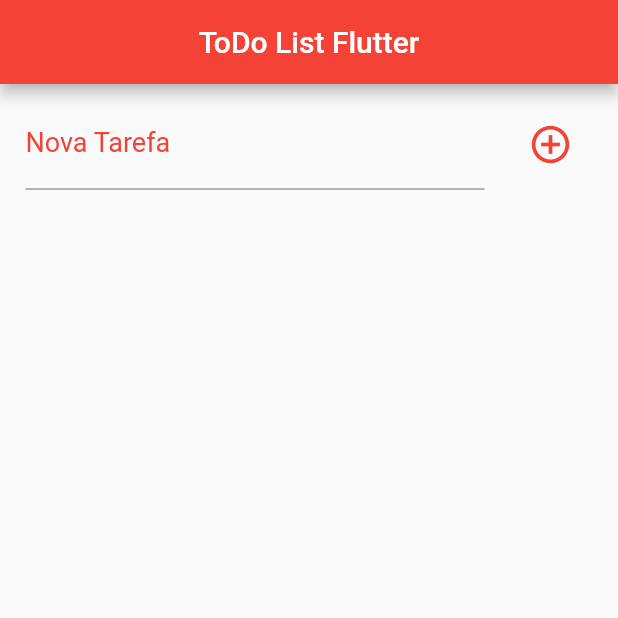
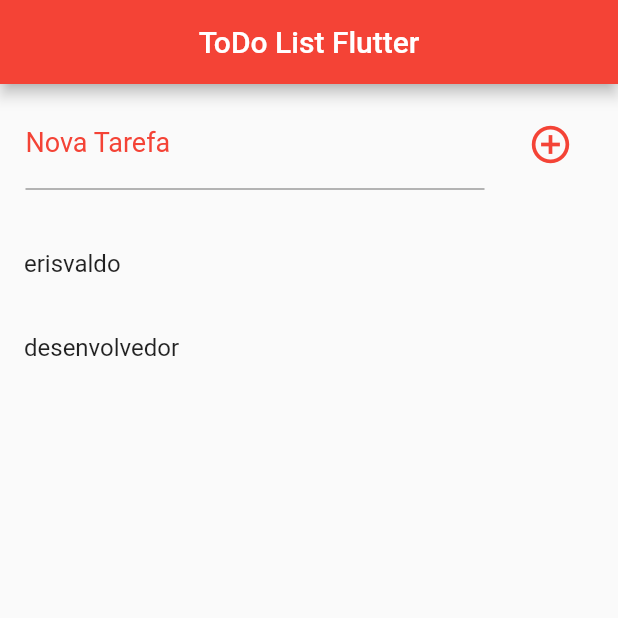
Before and after one commit to ErisvaldoCorreia/todo_app, a Flutter app: the screen it shows after launch, on a phone screen of 412 x 824 dp, the top half of it. Run offline on Flutter 3.47's test engine with Material 2 defaults, Android fonts, the phone set to English and light mode, and no system bars.

Commit message:
Iniciando a Lista base

```diff
--- a/lib/main.dart
+++ b/lib/main.dart
@@ -18,7 +18,7 @@ class MyApp extends StatefulWidget {
 }
 
 class _MyAppState extends State<MyApp> {
-  List _todoAppList = [];
+  List _todoAppList = ["erisvaldo", "desenvolvedor"];
 
   Future<File> _saveFile() async {
     String dataTodoAppFlutter = json.encode(_todoAppList);
@@ -37,7 +37,7 @@ class _MyAppState extends State<MyApp> {
 
   Future<File> _getFile() async {
     final directory = await getApplicationDocumentsDirectory();
-    return File('${directory.path}/dataTodoAppFlutter.json');
+    return File('${directory.path}/@dataTodoAppFlutter.json');
   }
 
   @override
@@ -74,6 +74,17 @@ class _MyAppState extends State<MyApp> {
               ],
             ),
           ),
+          Expanded(
+            child: ListView.builder(
+              padding: EdgeInsets.only(top: 20),
+              itemCount: _todoAppList.length,
+              itemBuilder: (context, index) {
+                return ListTile(
+                  title: Text(_todoAppList[index]),
+                );
+              },
+            ),
+          ),
         ],
       ),
     );
```
Also changed, not shown: pubspec.lock, 2 other files.
